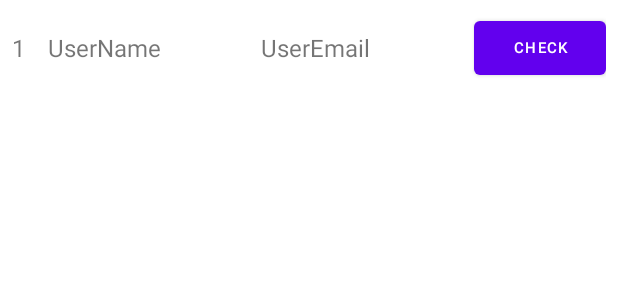
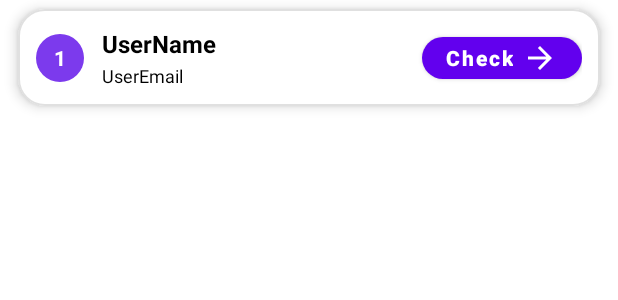
Before and after one commit to DADIofficial/AndroidDev2025, an Android app: the layout item.xml on its own in the app's theme, with its tools: preview values and no code run, on a phone screen of 412 x 824 dp. Shown: the top 300 px of the screen. Run offline under Robolectric (Android 15) with nearby library versions, the phone set to English and light mode, and no system bars.

```diff
--- a/app/src/main/res/drawable/bg_badge_pill.xml
+++ b/app/src/main/res/drawable/bg_badge_pill.xml
@@ -1,5 +1,5 @@
 <?xml version="1.0" encoding="utf-8"?>
 <shape xmlns:android="http://schemas.android.com/apk/res/android">
-    <solid android:color="#FF6A00" />
+    <solid android:color="#7C3AED"/>
     <corners android:radius="999dp" />
 </shape>
--- /dev/null
+++ b/app/src/main/res/drawable/ic_arrow_right_24.xml
@@ -0,0 +1,11 @@
+<?xml version="1.0" encoding="utf-8"?>
+<vector xmlns:android="http://schemas.android.com/apk/res/android"
+    android:width="24dp"
+    android:height="24dp"
+    android:viewportWidth="24"
+    android:viewportHeight="24">
+
+    <path
+        android:fillColor="@android:color/white"
+        android:pathData="M12,4L10.59,5.41L16.17,11H4V13H16.17L10.59,18.59L12,20L20,12L12,4Z"/>
+</vector>
--- a/app/src/main/res/layout/fragment_multiple_game.xml
+++ b/app/src/main/res/layout/fragment_multiple_game.xml
@@ -117,7 +117,8 @@
                     android:textColor="?attr/colorOnSurface"
                     app:layout_constraintStart_toEndOf="@id/balance_icon"
                     app:layout_constraintTop_toTopOf="parent"
-                    tools:text="Balance" />
+                    tools:text="Balance"
+                    android:text="@string/balance"/>
 
                 <TextView
                     android:id="@+id/Balance_number"
--- a/app/src/main/res/layout/item.xml
+++ b/app/src/main/res/layout/item.xml
@@ -1,42 +1,86 @@
 <?xml version="1.0" encoding="utf-8"?>
-<LinearLayout
+<com.google.android.material.card.MaterialCardView
     xmlns:android="http://schemas.android.com/apk/res/android"
+    xmlns:app="http://schemas.android.com/apk/res-auto"
     android:layout_width="match_parent"
     android:layout_height="wrap_content"
-    android:orientation="horizontal"
-    android:gravity="center_vertical"
-    android:padding="8dp">
+    android:layout_marginHorizontal="12dp"
+    android:layout_marginVertical="6dp"
+    android:clickable="true"
+    android:focusable="true"
+    android:foreground="?attr/selectableItemBackground"
+    app:cardCornerRadius="18dp"
+    app:cardElevation="5dp"
+    app:strokeWidth="1dp"
+    app:strokeColor="@color/card_stroke">
 
+    <androidx.constraintlayout.widget.ConstraintLayout
+        android:layout_width="match_parent"
+        android:layout_height="wrap_content"
+        android:padding="12dp">
+
+        <!-- ID pill -->
         <TextView
             android:id="@+id/AP_UserID"
-        android:layout_width="wrap_content"
-        android:layout_height="wrap_content"
-        android:minWidth="24dp"
+            android:layout_width="32dp"
+            android:layout_height="32dp"
+            android:gravity="center"
             android:text="1"
-        android:textSize="16sp" />
+            android:textStyle="bold"
+            android:textSize="14sp"
+            android:textColor="@android:color/white"
+            android:background="@drawable/bg_badge_pill"
+            app:layout_constraintStart_toStartOf="parent"
+            app:layout_constraintTop_toTopOf="parent"
+            app:layout_constraintBottom_toBottomOf="parent" />
 
-
+        <!-- Username -->
         <TextView
             android:id="@+id/AP_UserName"
             android:layout_width="0dp"
             android:layout_height="wrap_content"
-        android:layout_weight="1"
+            android:layout_marginStart="12dp"
             android:text="UserName"
-        android:textSize="16sp"/>
+            android:textSize="16sp"
+            android:textStyle="bold"
+            android:textColor="?attr/colorOnSurface"
+            android:maxLines="1"
+            android:ellipsize="end"
+            app:layout_constraintStart_toEndOf="@id/AP_UserID"
+            app:layout_constraintEnd_toStartOf="@id/UserCheckButton"
+            app:layout_constraintTop_toTopOf="parent" />
 
         <TextView
             android:id="@+id/AP_UserEmail"
             android:layout_width="0dp"
             android:layout_height="wrap_content"
-        android:layout_weight="1"
+            android:layout_marginStart="12dp"
+            android:layout_marginTop="2dp"
             android:text="UserEmail"
-        android:textSize="16sp"/>
+            android:textSize="12sp"
+            android:textColor="?attr/colorOnSurface"
+            android:maxLines="1"
+            android:ellipsize="end"
+            app:layout_constraintStart_toEndOf="@id/AP_UserID"
+            app:layout_constraintEnd_toStartOf="@id/UserCheckButton"
+            app:layout_constraintTop_toBottomOf="@id/AP_UserName"
+            app:layout_constraintBottom_toBottomOf="parent" />
 
-    <Button
+        <com.google.android.material.button.MaterialButton
             android:id="@+id/UserCheckButton"
             android:layout_width="wrap_content"
-        android:layout_height="wrap_content"
+            android:layout_height="40dp"
             android:text="Check"
-        android:textSize="10sp"/>
+            android:textAllCaps="false"
+            android:textStyle="bold"
+            android:minWidth="96dp"
+            app:cornerRadius="999dp"
+            app:icon="@drawable/ic_arrow_right_24"
+            app:iconGravity="textEnd"
+            app:iconPadding="6dp"
+            app:layout_constraintEnd_toEndOf="parent"
+            app:layout_constraintTop_toTopOf="parent"
+            app:layout_constraintBottom_toBottomOf="parent" />
 
-</LinearLayout>
+    </androidx.constraintlayout.widget.ConstraintLayout>
+</com.google.android.material.card.MaterialCardView>
```
Also changed, not shown: app/src/main/java/com/example/androiddev2025/dadibranch/fragments/SettingsFragment.kt (+126 -38 lines), app/src/main/java/com/example/androiddev2025/dadibranch/fragments/SingleGame.kt (+69 -47 lines), app/src/main/res/layout/fragment_single_game.xml (+4 -3 lines). Lines whose indentation alone changed are shown as unchanged.
